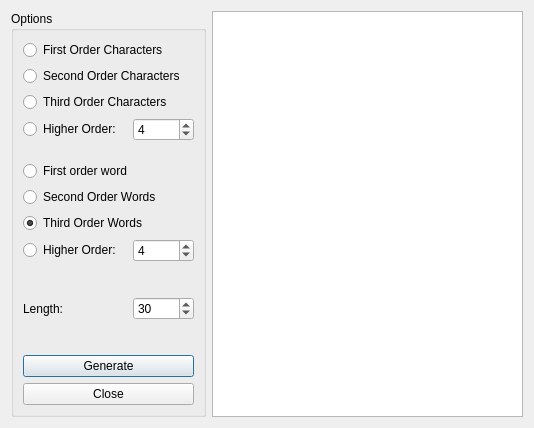
First picture: the form in randomtextgenerator.ui, repository svn2github/texstudio-trunk, before the edit.
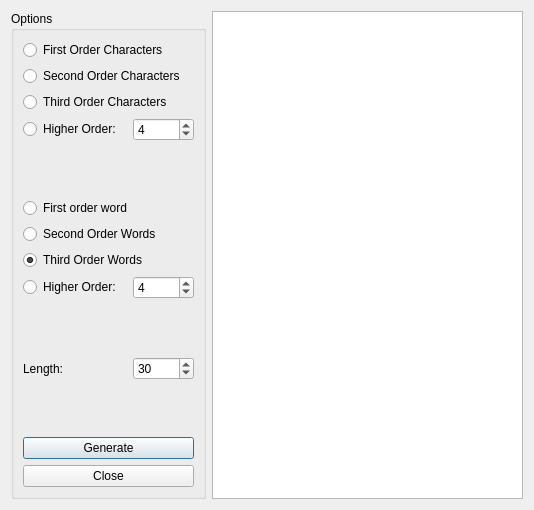
Second picture: the form after the edit.

What changed in the file:
```diff
--- a/randomtextgenerator.ui
+++ b/randomtextgenerator.ui
@@ -1,35 +1,35 @@
 <?xml version="1.0" encoding="UTF-8"?>
 <ui version="4.0">
  <class>RandomTextGenerator</class>
- <widget class="QDialog" name="RandomTextGenerator">
-  <property name="geometry">
+ <widget class="QDialog" name="RandomTextGenerator" >
+  <property name="geometry" >
    <rect>
     <x>0</x>
     <y>0</y>
     <width>534</width>
-    <height>428</height>
+    <height>510</height>
    </rect>
   </property>
   <property name="windowTitle">
    <string>Random Text Generator</string>
   </property>
-  <layout class="QHBoxLayout" name="horizontalLayout">
+  <layout class="QHBoxLayout" >
    <item>
-    <widget class="QGroupBox" name="groupBox">
-     <property name="title">
+    <widget class="QGroupBox" name="groupBox" >
+     <property name="title" >
       <string>Options</string>
      </property>
-     <layout class="QGridLayout" name="gridLayout">
-      <item row="5" column="0" colspan="3">
-       <widget class="QRadioButton" name="wordOrder1RadioButton">
-        <property name="text">
+     <layout class="QGridLayout" >
+      <item row="5" column="0" colspan="3" >
+       <widget class="QRadioButton" name="wordOrder1RadioButton" >
+        <property name="text" >
          <string>First order word</string>
         </property>
        </widget>
       </item>
-      <item row="6" column="0" colspan="3">
-       <widget class="QRadioButton" name="wordOrder2RadioButton">
-        <property name="text">
+      <item row="6" column="0" colspan="3" >
+       <widget class="QRadioButton" name="wordOrder2RadioButton" >
+        <property name="text" >
          <string>Second Order Words</string>
         </property>
         <property name="checked">
@@ -37,9 +37,9 @@
         </property>
        </widget>
       </item>
-      <item row="7" column="0" colspan="3">
-       <widget class="QRadioButton" name="wordOrder3RadioButton">
-        <property name="text">
+      <item row="7" column="0" colspan="3" >
+       <widget class="QRadioButton" name="wordOrder3RadioButton" >
+        <property name="text" >
          <string>Third Order Words</string>
         </property>
         <property name="checked">
@@ -47,12 +47,12 @@
         </property>
        </widget>
       </item>
-      <item row="15" column="0" colspan="3">
-       <spacer name="verticalSpacer_3">
-        <property name="orientation">
+      <item row="15" column="0" colspan="3" >
+       <spacer>
+        <property name="orientation" >
          <enum>Qt::Vertical</enum>
         </property>
-        <property name="sizeHint" stdset="0">
+        <property name="sizeHint" >
          <size>
           <width>20</width>
           <height>40</height>
@@ -60,19 +60,19 @@
         </property>
        </spacer>
       </item>
-      <item row="16" column="0">
-       <widget class="QLabel" name="label">
-        <property name="text">
+      <item row="16" column="0" >
+       <widget class="QLabel" name="label" >
+        <property name="text" >
          <string>Length:</string>
         </property>
        </widget>
       </item>
-      <item row="18" column="0" colspan="3">
-       <spacer name="verticalSpacer_4">
-        <property name="orientation">
+      <item row="18" column="0" colspan="3" >
+       <spacer>
+        <property name="orientation" >
          <enum>Qt::Vertical</enum>
         </property>
-        <property name="sizeHint" stdset="0">
+        <property name="sizeHint" >
          <size>
           <width>20</width>
           <height>40</height>
@@ -80,23 +80,23 @@
         </property>
        </spacer>
       </item>
-      <item row="19" column="0" colspan="3">
-       <widget class="QPushButton" name="generateButton">
-        <property name="text">
+      <item row="19" column="0" colspan="3" >
+       <widget class="QPushButton" name="generateButton" >
+        <property name="text" >
          <string>Generate</string>
         </property>
        </widget>
       </item>
-      <item row="20" column="0" colspan="3">
-       <widget class="QPushButton" name="closeButton">
-        <property name="text">
+      <item row="20" column="0" colspan="3" >
+       <widget class="QPushButton" name="closeButton" >
+        <property name="text" >
          <string>Close</string>
         </property>
        </widget>
       </item>
-      <item row="16" column="2">
-       <widget class="QSpinBox" name="lengthSpinBox">
-        <property name="maximum">
+      <item row="16" column="2" >
+       <widget class="QSpinBox" name="lengthSpinBox" >
+        <property name="maximum" >
          <number>10000</number>
         </property>
         <property name="value">
@@ -104,16 +104,16 @@
         </property>
        </widget>
       </item>
-      <item row="8" column="0">
-       <widget class="QRadioButton" name="wordOrderXRadioButton">
-        <property name="text">
+      <item row="8" column="0" >
+       <widget class="QRadioButton" name="wordOrderXRadioButton" >
+        <property name="text" >
          <string>Higher Order:</string>
         </property>
        </widget>
       </item>
-      <item row="8" column="2">
-       <widget class="QSpinBox" name="wordOrderSpinBox">
-        <property name="minimum">
+      <item row="8" column="2" >
+       <widget class="QSpinBox" name="wordOrderSpinBox" >
+        <property name="minimum" >
          <number>1</number>
         </property>
         <property name="value">
@@ -159,12 +159,12 @@
         </property>
        </widget>
       </item>
-      <item row="4" column="0">
-       <spacer name="verticalSpacer">
-        <property name="orientation">
+      <item row="4" column="0" >
+       <spacer>
+        <property name="orientation" >
          <enum>Qt::Vertical</enum>
         </property>
-        <property name="sizeHint" stdset="0">
+        <property name="sizeHint" >
          <size>
           <width>20</width>
           <height>25</height>
@@ -176,7 +176,7 @@
     </widget>
    </item>
    <item>
-    <widget class="QPlainTextEdit" name="outputEdit"/>
+    <widget class="QTextEdit" name="outputEdit" />
    </item>
   </layout>
  </widget>
```
Left out of the diff: 49 changed lines with no effect on the pictures.
